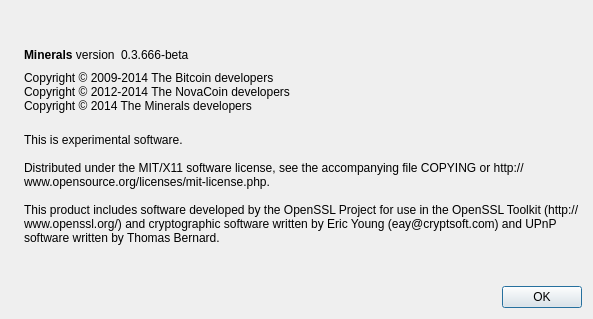
CryptoHelp/cryptoclub, file src/qt/forms/aboutdialog.ui: the form before one commit.
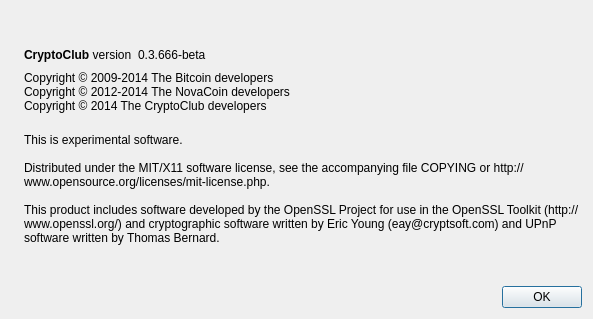
The form after the commit. Icons and pictures are not drawn.

```diff
--- a/src/qt/forms/aboutdialog.ui
+++ b/src/qt/forms/aboutdialog.ui
@@ -50,7 +50,7 @@
           <cursorShape>IBeamCursor</cursorShape>
          </property>
          <property name="text">
-          <string>&lt;b&gt;Minerals&lt;/b&gt; version</string>
+          <string>&lt;b&gt;CryptoClub&lt;/b&gt; version</string>
          </property>
          <property name="textInteractionFlags">
           <set>Qt::LinksAccessibleByMouse|Qt::TextSelectableByKeyboard|Qt::TextSelectableByMouse</set>
@@ -93,7 +93,7 @@
        <property name="text">
         <string>Copyright © 2009-2014 The Bitcoin developers
 Copyright © 2012-2014 The NovaCoin developers
-Copyright © 2014 The Minerals developers</string>
+Copyright © 2014 The CryptoClub developers</string>
        </property>
        <property name="textInteractionFlags">
         <set>Qt::LinksAccessibleByMouse|Qt::TextSelectableByKeyboard|Qt::TextSelectableByMouse</set>
```
Left out of the diff: 2 changed lines with no effect on the pictures.
